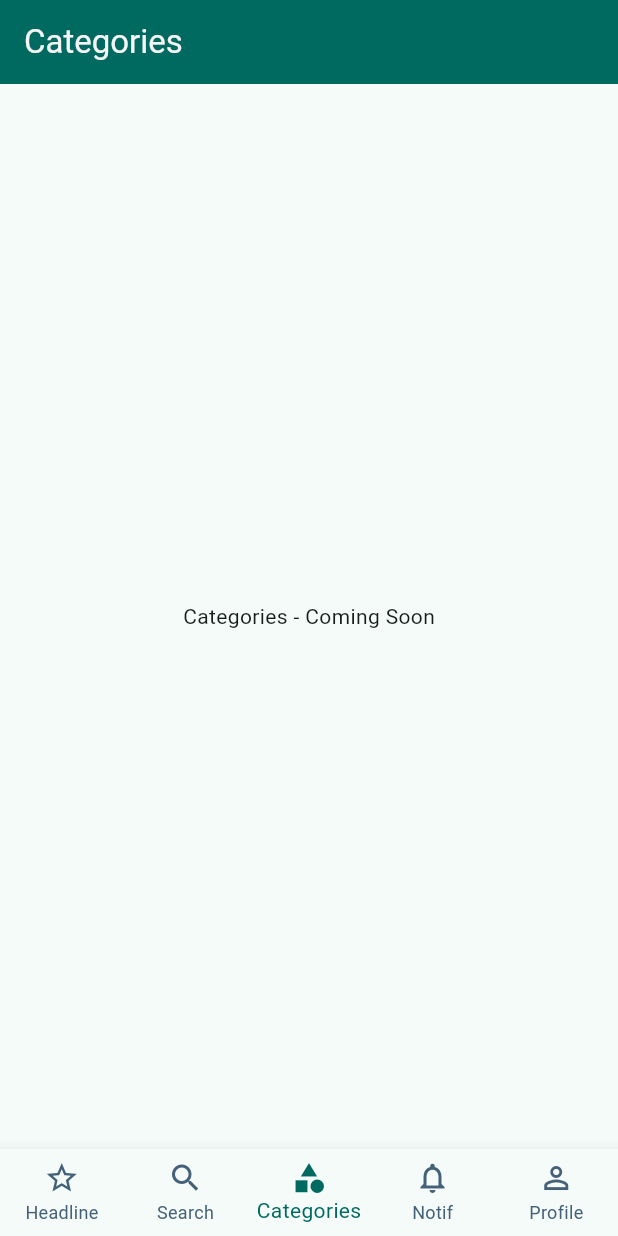
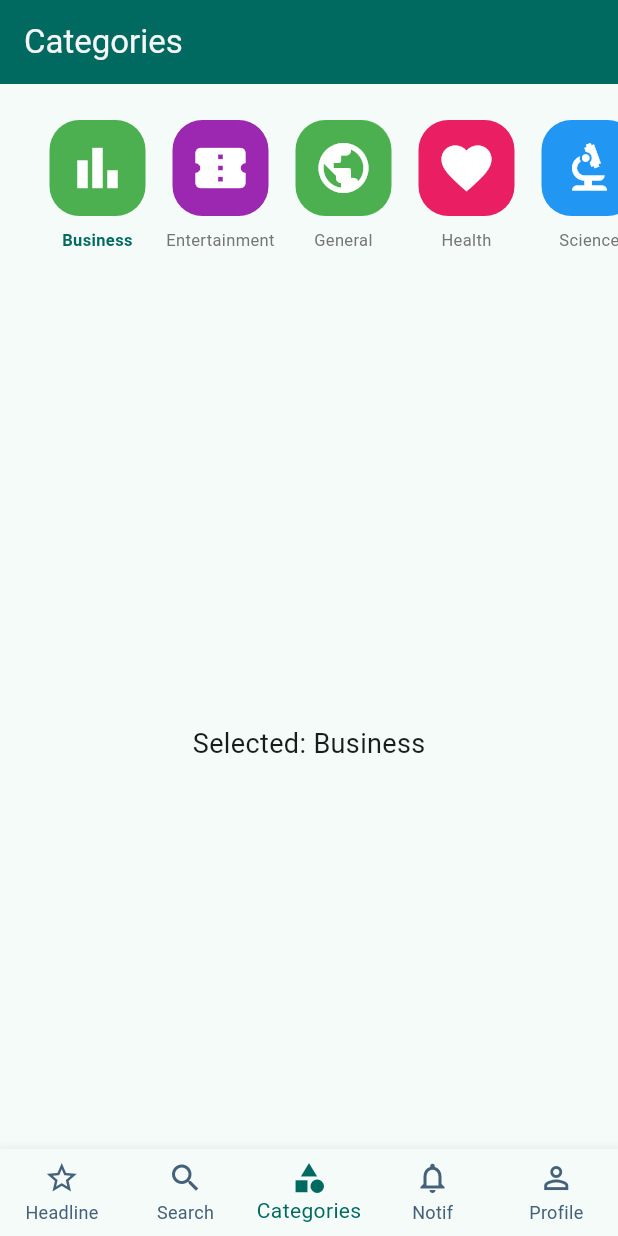
Before and after one commit to ahmad-mukhlish/news_app, a Flutter app: the screen it shows after launch, item 3 of the bottom bar chosen, on a phone screen of 412 x 824 dp. Run offline on Flutter 3.47's test engine with Material 3 defaults, Android fonts, the phone set to English and light mode, and no system bars; our stand-ins replace cached_network_image, dio, get, infinite_scroll_pagination, shimmer; missing offline and left inert: chucker_flutter; network calls fail; statements that could not run were skipped.

Commit message:
create enum chip and slider

```diff
--- a/lib/features/categories/data/datasources/remote/categories_remote_data_source.dart
+++ b/lib/features/categories/data/datasources/remote/categories_remote_data_source.dart
@@ -12,7 +12,7 @@ class CategoriesRemoteDataSource {
   static const int defaultPage = 1;
 
   Future<NewsResponseDto> fetchCategoryNews({
-    required NewsCategory category,
+    required NewsCategoryEnum category,
     int? pageSize,
     int? page,
   }) async {
--- a/lib/features/categories/data/repositories/categories_repository.dart
+++ b/lib/features/categories/data/repositories/categories_repository.dart
@@ -9,7 +9,7 @@ class CategoriesRepository {
   CategoriesRepository({required this.remoteDataSource});
 
   Future<List<NewsArticle>> fetchCategoryNews({
-    required NewsCategory category,
+    required NewsCategoryEnum category,
     int? pageSize,
     int? page,
   }) async {
--- a/lib/features/categories/domain/enums/news_category.dart
+++ b/lib/features/categories/domain/enums/news_category.dart
@@ -1,6 +1,6 @@
 import 'package:flutter/material.dart';
 
-enum NewsCategory {
+enum NewsCategoryEnum {
   business,
   entertainment,
   general,
@@ -13,39 +13,58 @@ enum NewsCategory {
 
   String get displayName {
     switch (this) {
-      case NewsCategory.business:
+      case NewsCategoryEnum.business:
         return 'Business';
-      case NewsCategory.entertainment:
+      case NewsCategoryEnum.entertainment:
         return 'Entertainment';
-      case NewsCategory.general:
+      case NewsCategoryEnum.general:
         return 'General';
-      case NewsCategory.health:
+      case NewsCategoryEnum.health:
         return 'Health';
-      case NewsCategory.science:
+      case NewsCategoryEnum.science:
         return 'Science';
-      case NewsCategory.sports:
+      case NewsCategoryEnum.sports:
         return 'Sports';
-      case NewsCategory.technology:
+      case NewsCategoryEnum.technology:
         return 'Technology';
     }
   }
 
   IconData get icon {
     switch (this) {
-      case NewsCategory.business:
-        return Icons.business;
-      case NewsCategory.entertainment:
-        return Icons.movie;
-      case NewsCategory.general:
+      case NewsCategoryEnum.business:
+        return Icons.bar_chart;
+      case NewsCategoryEnum.entertainment:
+        return Icons.confirmation_number;
+      case NewsCategoryEnum.general:
         return Icons.public;
-      case NewsCategory.health:
-        return Icons.health_and_safety;
-      case NewsCategory.science:
-        return Icons.science;
-      case NewsCategory.sports:
+      case NewsCategoryEnum.health:
+        return Icons.favorite;
+      case NewsCategoryEnum.science:
+        return Icons.biotech;
+      case NewsCategoryEnum.sports:
         return Icons.sports_baseball;
-      case NewsCategory.technology:
-        return Icons.computer;
+      case NewsCategoryEnum.technology:
+        return Icons.lightbulb;
+    }
+  }
+
+  Color get colorCode {
+    switch (this) {
+      case NewsCategoryEnum.business:
+        return const Color(0xFF4CAF50);
+      case NewsCategoryEnum.entertainment:
+        return const Color(0xFF9C27B0);
+      case NewsCategoryEnum.general:
+        return const Color(0xFF4CAF50);
+      case NewsCategoryEnum.health:
+        return const Color(0xFFE91E63);
+      case NewsCategoryEnum.science:
+        return const Color(0xFF2196F3);
+      case NewsCategoryEnum.sports:
+        return const Color(0xFFFF9800);
+      case NewsCategoryEnum.technology:
+        return const Color(0xFF00BCD4);
     }
   }
 }
--- a/lib/features/categories/presentation/get/categories_controller.dart
+++ b/lib/features/categories/presentation/get/categories_controller.dart
@@ -1,9 +1,38 @@
+import 'package:flutter/material.dart';
 import 'package:get/get.dart';
 
 import '../../data/repositories/categories_repository.dart';
+import '../../domain/enums/news_category.dart';
 
 class CategoriesController extends GetxController {
   final CategoriesRepository repository;
 
   CategoriesController({required this.repository});
+
+  static const double categoryListStartPadding = 24.0;
+  static const double categoryListEndPadding = 8.0;
+
+  final Rx<NewsCategoryEnum?> selectedCategory = Rx<NewsCategoryEnum?>(null);
+
+  @override
+  void onInit() {
+    super.onInit();
+    // Select first category by default
+    if (NewsCategoryEnum.values.isNotEmpty) {
+      selectedCategory.value = NewsCategoryEnum.values.first;
+    }
+  }
+
+  void selectCategory(NewsCategoryEnum category) {
+    selectedCategory.value = category;
+    // TODO: Fetch news for this category
+  }
+
+  EdgeInsets getCategoryPadding(int index) {
+    if (index == 0) return const EdgeInsets.only(left: categoryListStartPadding);
+    if (index == NewsCategoryEnum.values.length - 1) {
+      return const EdgeInsets.only(right: categoryListEndPadding);
+    }
+    return EdgeInsets.zero;
+  }
 }
--- a/lib/features/categories/presentation/views/screen/categories_screen.dart
+++ b/lib/features/categories/presentation/views/screen/categories_screen.dart
@@ -1,7 +1,9 @@
 import 'package:flutter/material.dart';
 import 'package:get/get.dart';
 
+import '../../../domain/enums/news_category.dart';
 import '../../get/categories_controller.dart';
+import '../widgets/category_chip.dart';
 
 class CategoriesScreen extends GetView<CategoriesController> {
   const CategoriesScreen({super.key});
@@ -16,8 +18,50 @@ class CategoriesScreen extends GetView<CategoriesController> {
           style: TextStyle(color: Theme.of(context).colorScheme.secondary),
         ),
       ),
-      body: const Center(
-        child: Text('Categories - Coming Soon'),
+      body: buildBody(),
+    );
+  }
+
+  Widget buildBody() {
+    return Column(
+      crossAxisAlignment: CrossAxisAlignment.start,
+      children: [
+        const SizedBox(height: 24),
+        buildCategorySlider(),
+        const SizedBox(height: 16),
+        Expanded(
+          child: Center(
+            child: Obx(
+              () => Text(
+                'Selected: ${controller.selectedCategory.value?.displayName ?? "None"}',
+                style: const TextStyle(fontSize: 18),
+              ),
+            ),
+          ),
+        ),
+      ],
+    );
+  }
+
+  Widget buildCategorySlider() {
+    return SizedBox(
+      height: 130,
+      child: ListView.builder(
+        scrollDirection: Axis.horizontal,
+        itemCount: NewsCategoryEnum.values.length,
+        itemBuilder: (context, index) {
+          final category = NewsCategoryEnum.values[index];
+          return Padding(
+            padding: controller.getCategoryPadding(index),
+            child: Obx(
+              () => CategoryChip(
+                category: category,
+                isSelected: controller.selectedCategory.value == category,
+                onTap: () => controller.selectCategory(category),
+              ),
+            ),
+          );
+        },
       ),
     );
   }
--- /dev/null
+++ b/lib/features/categories/presentation/views/widgets/category_chip.dart
@@ -0,0 +1,54 @@
+import 'package:flutter/material.dart';
+
+import '../../../domain/enums/news_category.dart';
+
+class CategoryChip extends StatelessWidget {
+  final NewsCategoryEnum category;
+  final bool isSelected;
+  final VoidCallback onTap;
+
+  const CategoryChip({
+    super.key,
+    required this.category,
+    required this.isSelected,
+    required this.onTap,
+  });
+
+  @override
+  Widget build(BuildContext context) {
+    return GestureDetector(
+      onTap: onTap,
+      child: SizedBox(
+        width: 82,
+        child: Column(
+          mainAxisSize: MainAxisSize.min,
+          children: [
+            Container(
+              width: 64,
+              height: 64,
+              decoration: BoxDecoration(
+                color: category.colorCode,
+                borderRadius: BorderRadius.circular(20),
+              ),
+              child: Icon(category.icon, color: Colors.white, size: 40),
+            ),
+            const SizedBox(height: 8),
+            Text(
+              category.displayName,
+              style: TextStyle(
+                fontSize: 11,
+                fontWeight: isSelected ? FontWeight.bold : FontWeight.normal,
+                color: isSelected
+                    ? Theme.of(context).primaryColor
+                    : Colors.grey[600],
+              ),
+              textAlign: TextAlign.center,
+              maxLines: 2,
+              overflow: TextOverflow.ellipsis,
+            ),
+          ],
+        ),
+      ),
+    );
+  }
+}
```
